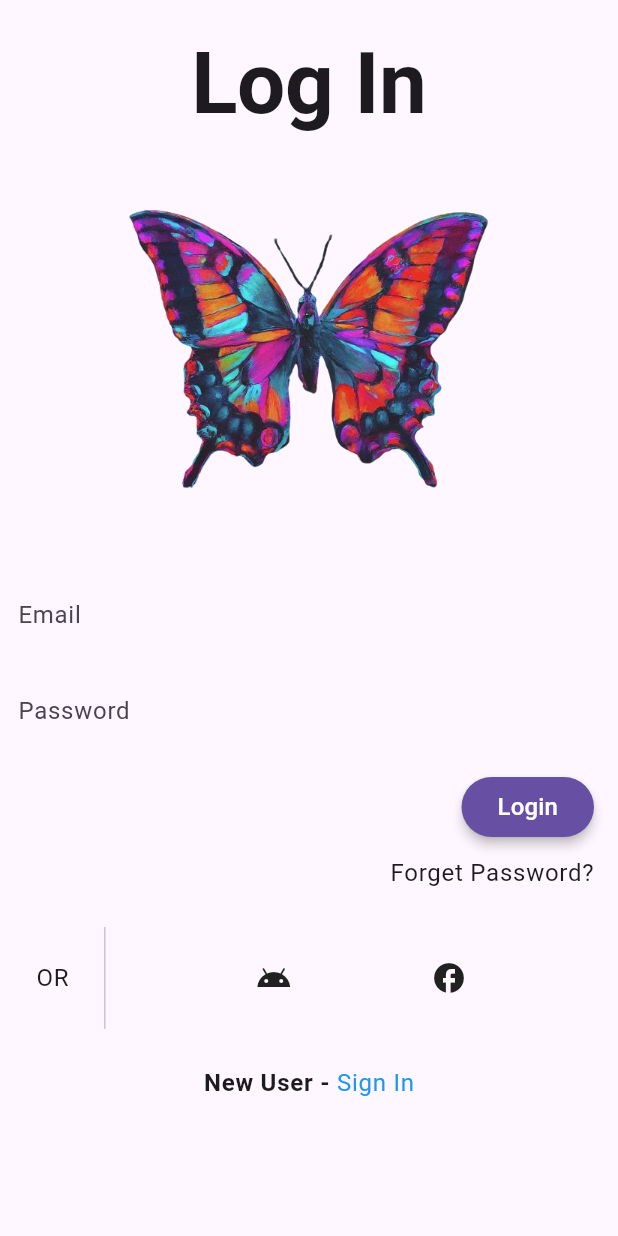
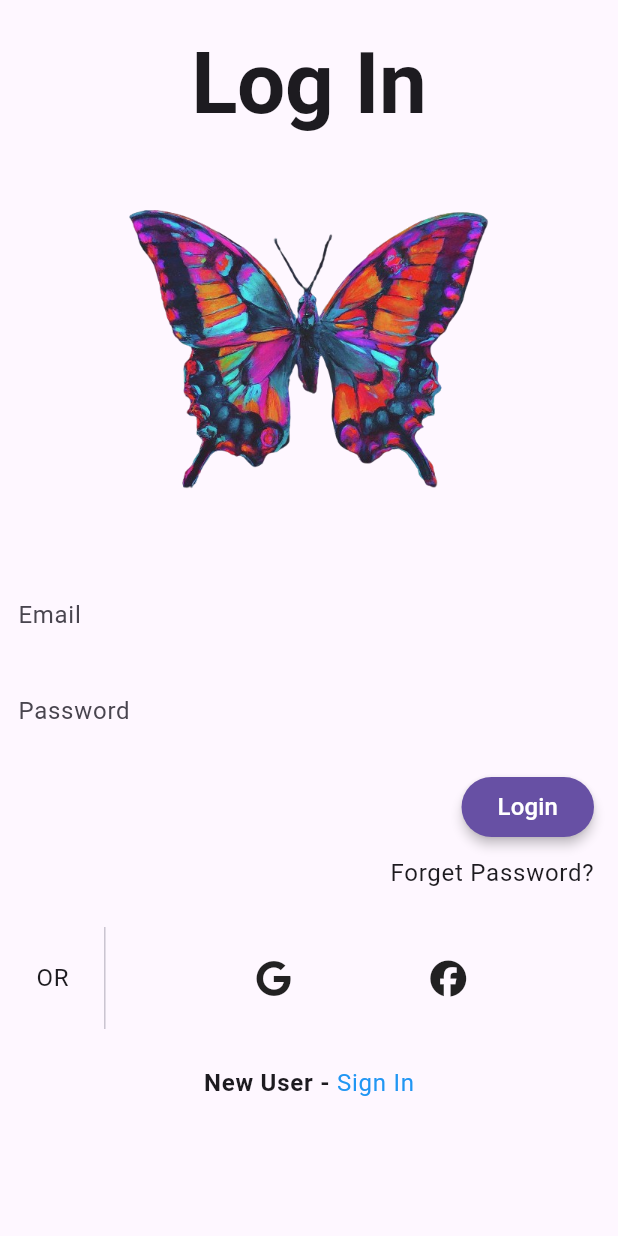
Before and after one commit to Gaurav-822/Chat-Application-Flutter, a Flutter app: the screen it shows after launch, on a phone screen of 412 x 824 dp. Run offline on Flutter 3.47's test engine with Material 3 defaults, Android fonts, the phone set to English and light mode, and no system bars; our stand-ins replace animated_splash_screen, another_flutter_splash_screen, cached_network_image, cloud_firestore, firebase_auth, firebase_core and 10 more; missing offline and left inert: flutter_barcode_scanner; accounts and stored records are empty; Roboto replaces fonts that are missing (Readex Pro).

Commit message:
icons added

```diff
--- a/lib/signIn/login.dart
+++ b/lib/signIn/login.dart
@@ -2,6 +2,7 @@ import 'package:chat_app/Functions/toasts.dart';
 import 'package:chat_app/signIn/auth/email_pass_auth.dart';
 import 'package:flutter/gestures.dart';
 import 'package:flutter/material.dart';
+import 'package:font_awesome_flutter/font_awesome_flutter.dart';
 import 'package:go_router/go_router.dart';
 import 'package:lottie/lottie.dart';
 
@@ -192,12 +193,12 @@ class _LogIn extends State<LogIn> {
                                 mainAxisAlignment:
                                     MainAxisAlignment.spaceEvenly,
                                 children: [
-                                  Icon(
-                                    Icons.android,
+                                  FaIcon(
+                                    FontAwesomeIcons.google,
                                     size: 24,
                                   ),
-                                  Icon(
-                                    Icons.facebook,
+                                  FaIcon(
+                                    FontAwesomeIcons.facebook,
                                     size: 24,
                                   ),
                                 ],
--- a/pubspec.yaml
+++ b/pubspec.yaml
@@ -63,6 +63,7 @@ dependencies:
   google_auth: ^0.0.3
   image_cropper: ^5.0.1
   firebase_auth: ^4.17.6
+  font_awesome_flutter: ^10.7.0
 
 dev_dependencies:
   flutter_test:
```
Also changed, not shown: lib/pages/profile_page.dart (+16 -7 lines), lib/signIn/signup.dart (+5 -4 lines), pubspec.lock.
